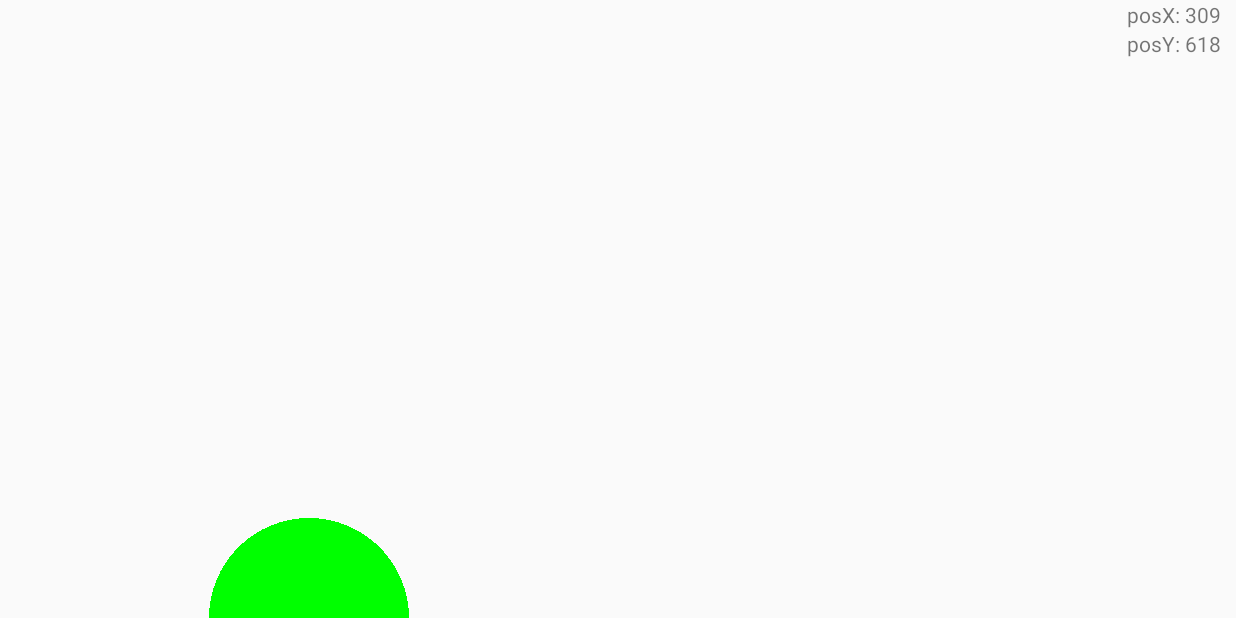
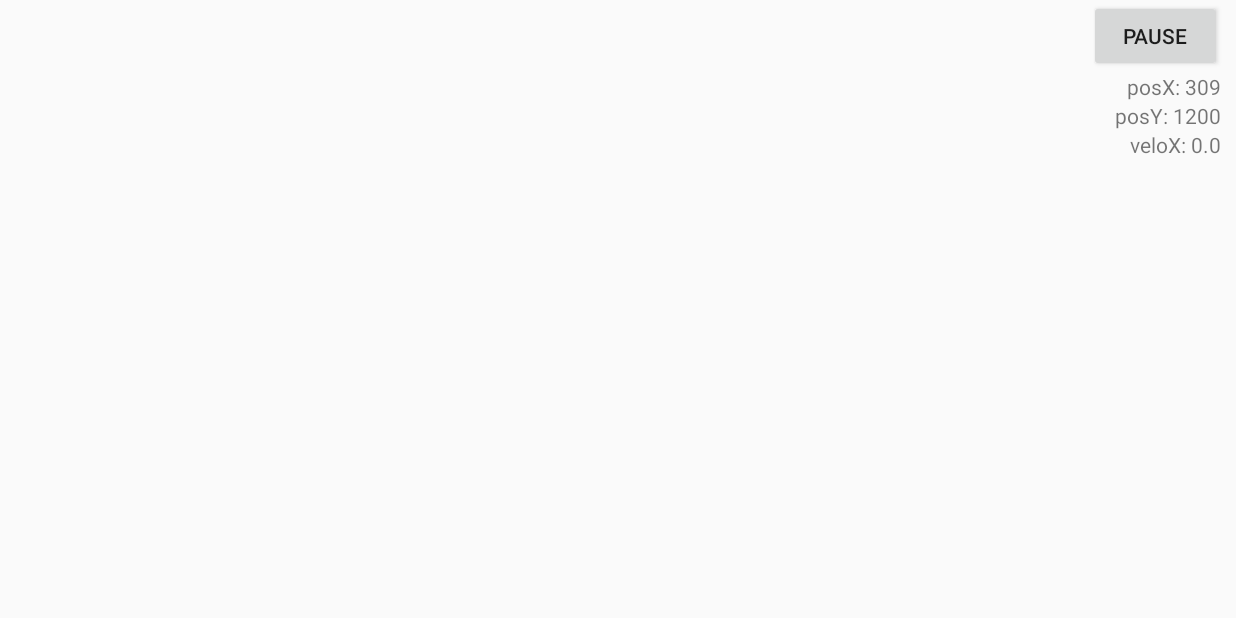
Before and after one commit to 007joshie/Anyfling, an Android app: the GameActivity screen opened directly, with no data from a screen before it, on a phone screen of 824 x 412 dp (held sideways). Run offline under Robolectric (Android 15) with nearby library versions, the phone set to English and light mode, and no system bars.

Commit message:
Created a new game clock that will update physics

```diff
--- a/app/src/main/java/com/example/assignmentseven/GameActivity.java
+++ b/app/src/main/java/com/example/assignmentseven/GameActivity.java
@@ -1,9 +1,12 @@
 package com.example.assignmentseven;
 
+import android.app.Activity;
 import android.content.Context;
 import android.content.res.Resources;
 import android.graphics.Canvas;
+import android.graphics.Color;
 import android.graphics.Paint;
+import android.graphics.Point;
 import android.os.Bundle;
 import android.util.Log;
 import android.view.GestureDetector;
@@ -23,7 +26,7 @@ public class GameActivity extends AppCompatActivity {
     int startWidth = height/2;
     int startHeight = width/2;
 
-    Projectile ball = new Projectile(startWidth,startHeight,100);
+    Projectile ball = new Projectile(startWidth,300,100);
 
     public class GraphicsView extends View{
         private GestureDetector gestureDetector;
@@ -31,17 +34,65 @@ public class GameActivity extends AppCompatActivity {
 
         public GraphicsView(Context context){
             super(context);
+            velocity = .6f;
+            active = true;
             gestureDetector = new GestureDetector(context, new MyGestureListener());
             paint.setColor(getColor(R.color.colorPrimary));
+        }
+
+        private float velocity; // How fast the dot's moving
+
+        private boolean active; // If our logic is still active
+
+        // This just updates our position based on a delta that's given.
+        public void update(int delta) {
+            if (ball.pos.y + ball.radius > width) return;
+            if (!ball.selected) {
+                ball.pos.y += delta * velocity;
+                postInvalidate(); // Tells our view to redraw itself, since our position changed.
+            }
+        }
+
+        // The important part!
+        // This starts another thread (let's call this THREAD_B). THREAD_B will run completely
+        // independent from THREAD_A (above); therefore, FPS changes will not affect how
+        // our velocity increases our position.
+        public void startMyLogicThread() {
+            new Thread() {
+                public void run() {
+                    // Store the current time values.
+                    long time1 = System.currentTimeMillis();
+                    long time2;
+
+                    // Once active is false, this loop (and thread) terminates.
+                    while (active) {
+                        try {
+                            // This is your target delta. 25ms = 40fps
+                            Thread.sleep(5);
+                        } catch (InterruptedException e1) {
+                            e1.printStackTrace();
+                        }
+
+                        time2 = System.currentTimeMillis(); // Get current time
+                        int delta = (int) (time2 - time1); // Calculate how long it's been since last update
+                        update(delta); // Call update with our delta
+                        time1 = time2; // Update our time variables.
+                    }
+                }
+            }.start(); // Start THREAD_B
+        }
+
+        // Method that's called by the activity
+        public void setActive(boolean active) {
+            this.active = active;
         }
 
         @Override
         protected void onDraw(Canvas canvas) {
             super.onDraw(canvas);
             ball.draw(canvas);
-            //canvas.drawCircle(ball.pos.x,ball.pos.y,ball.radius,paint);
             debugPosition(ball.pos.x,ball.pos.y);
-            invalidate();
+            postInvalidate();
 
         }
 
@@ -51,11 +102,8 @@ public class GameActivity extends AppCompatActivity {
                 return true;
             }else {
                 switch (event.getAction()) {
-
                     case MotionEvent.ACTION_DOWN:
                         Log.i("TAG", "Touch DOWN at " + event.getX() + "," + event.getY());
-//                        ball.x = (int) event.getX();
-//                        ball.y = (int) event.getY();
                         break;
                     case MotionEvent.ACTION_MOVE:
                         Log.i("TAG", "Touch MOVE at " + event.getX() + "," + event.getY());
@@ -66,8 +114,7 @@ public class GameActivity extends AppCompatActivity {
                         break;
                     case MotionEvent.ACTION_UP:
                         Log.i("TAG", "Touch UP at " + event.getX() + "," + event.getY());
-//                        ball.x = (int) event.getX();
-//                        ball.y = (int) event.getY();
+                        ball.selected = false;
                         break;
                 }
                 //return true;
@@ -81,26 +128,28 @@ public class GameActivity extends AppCompatActivity {
         //setContentView(R.layout.activity_game);
         TextView debugX = (TextView) findViewById(R.id.positionX);
         TextView debugY = (TextView) findViewById(R.id.positionY);
+        TextView debugVX = (TextView) findViewById(R.id.velocityX);
+        TextView debugVY = (TextView) findViewById(R.id.velocityY);
 
         debugX.setText("posX: "+_x);
         debugY.setText("posY: "+_y);
+        debugVX.setText("veloX: "+ ball.velocityX);
+        debugVY.setText("veloY: "+ball.velocityY);
     }
-
 
 
     class MyGestureListener extends GestureDetector.SimpleOnGestureListener {
         @Override
         public boolean onDown(MotionEvent e) {
             Log.i("TAG", "onDOWN");
-//            ball.y = (int) e.getX();
-//            ball.x = (int) e.getY();
             return true;
         }
 
         @Override
-        public boolean onFling(MotionEvent e1, MotionEvent e2,
-                               float velocityX, float velocityY) {
+        public boolean onFling(MotionEvent e1, MotionEvent e2, float velocityX, float velocityY) {
             Log.i("TAG", "onFLING" );
+            ball.velocityX = velocityX/10;
+            ball.velocityY = velocityY/10;
             return false;
         }
     }
@@ -136,5 +185,16 @@ public class GameActivity extends AppCompatActivity {
         GraphicsView graphicsView = new GraphicsView(this);
         ConstraintLayout constraintLayout = (ConstraintLayout)findViewById(R.id.c1_game);
         constraintLayout.addView(graphicsView);
+
+        graphicsView.startMyLogicThread();
     }
+
+//    public void onPause() {
+//        super.onPause();
+//        // When our activity pauses, we want our view to stop updating its logic.
+//        // This prevents your application from running in the background, which eats up the battery.
+//        graphicsView.setActive(false);
+//    }
+
+
 }
--- a/app/src/main/java/com/example/assignmentseven/Projectile.java
+++ b/app/src/main/java/com/example/assignmentseven/Projectile.java
@@ -5,6 +5,10 @@ import android.graphics.Canvas;
 public class Projectile extends Shape{
     int speedMod;
     int radius;
+    float velocityX;
+    float velocityY;
+
+    boolean selected = false;
 
     public Projectile(int _startX, int _startY, int _radius){
         super(_startX,_startY,null);
@@ -34,8 +38,10 @@ public class Projectile extends Shape{
         // if the distance is less than the circle's
         // radius the point is inside!
         if (distance <= radius) {
+            selected = true;
             return true;
         }
+        selected = false;
         return false;
     }
 
--- a/app/src/main/res/layout/activity_game.xml
+++ b/app/src/main/res/layout/activity_game.xml
@@ -5,18 +5,26 @@
     xmlns:tools="http://schemas.android.com/tools"
     android:layout_width="match_parent"
     android:layout_height="match_parent"
+    android:screenOrientation="landscape"
     android:id="@+id/c1_game"
     >
 
+    <Button
+        android:id="@+id/pausePlay"
+        android:layout_width="wrap_content"
+        android:layout_height="wrap_content"
+        android:layout_marginRight="10dp"
+        android:width="50px"
+        android:text="Pause"
+        app:layout_constraintTop_toBottomOf="@id/velocityY"
+        app:layout_constraintRight_toRightOf="parent"/>
     <TextView
         android:id="@+id/positionX"
         android:layout_width="wrap_content"
         android:layout_height="wrap_content"
-
-        android:layout_marginTop="10dp"
         android:layout_marginRight="10dp"
-        app:layout_constraintRight_toRightOf="parent"
-        tools:ignore="MissingConstraints" />
+        app:layout_constraintTop_toBottomOf="@id/pausePlay"
+        app:layout_constraintRight_toRightOf="parent"/> />
 
     <TextView
         android:id="@+id/positionY"
@@ -25,4 +33,19 @@
         android:layout_marginRight="10dp"
         app:layout_constraintTop_toBottomOf="@id/positionX"
         app:layout_constraintRight_toRightOf="parent"/>
+    <TextView
+        android:id="@+id/velocityX"
+        android:layout_width="wrap_content"
+        android:layout_height="wrap_content"
+        android:layout_marginRight="10dp"
+        app:layout_constraintTop_toBottomOf="@id/positionY"
+        app:layout_constraintRight_toRightOf="parent"/>
+    <TextView
+        android:id="@+id/velocityY"
+        android:layout_width="wrap_content"
+        android:layout_height="wrap_content"
+        android:layout_marginRight="10dp"
+        app:layout_constraintTop_toBottomOf="@id/velocityX"
+        app:layout_constraintRight_toRightOf="parent"/>
+
 </androidx.constraintlayout.widget.ConstraintLayout>
--- a/app/src/main/res/layout/activity_main.xml
+++ b/app/src/main/res/layout/activity_main.xml
@@ -4,6 +4,7 @@
     xmlns:tools="http://schemas.android.com/tools"
     android:layout_width="match_parent"
     android:layout_height="match_parent"
+    android:screenOrientation="landscape"
     tools:context=".MainActivity">
 
 
```
